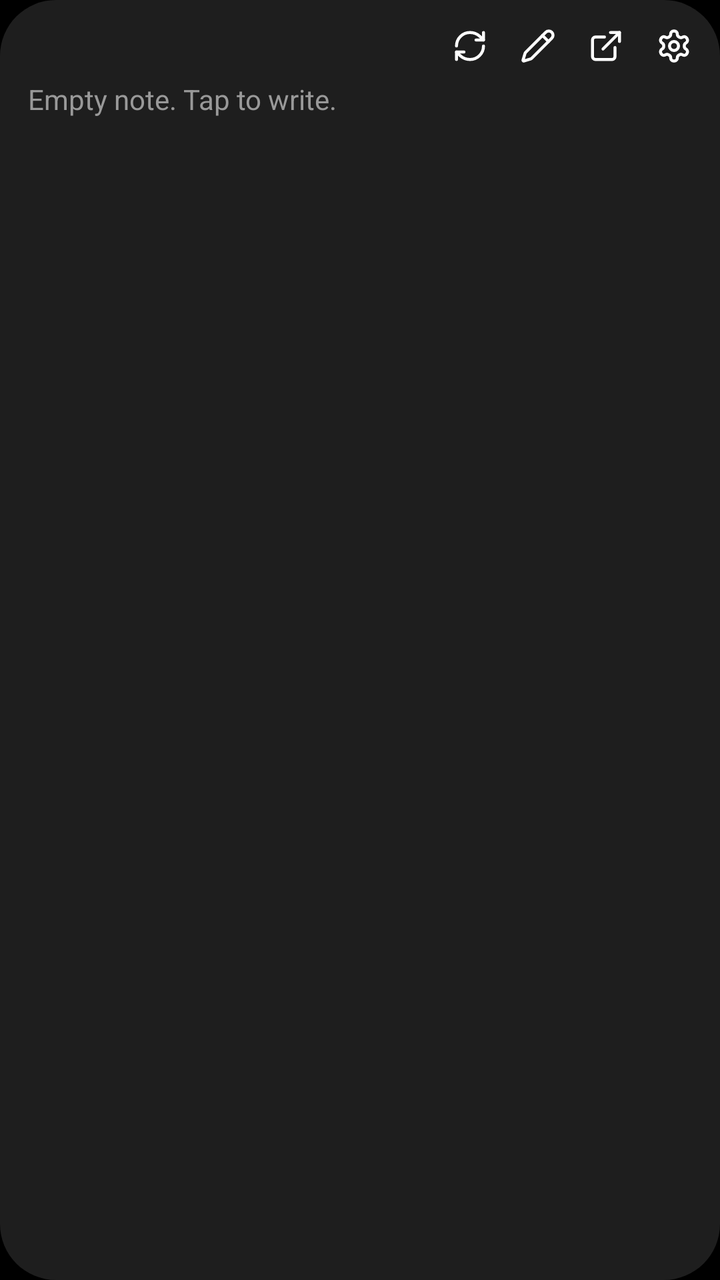
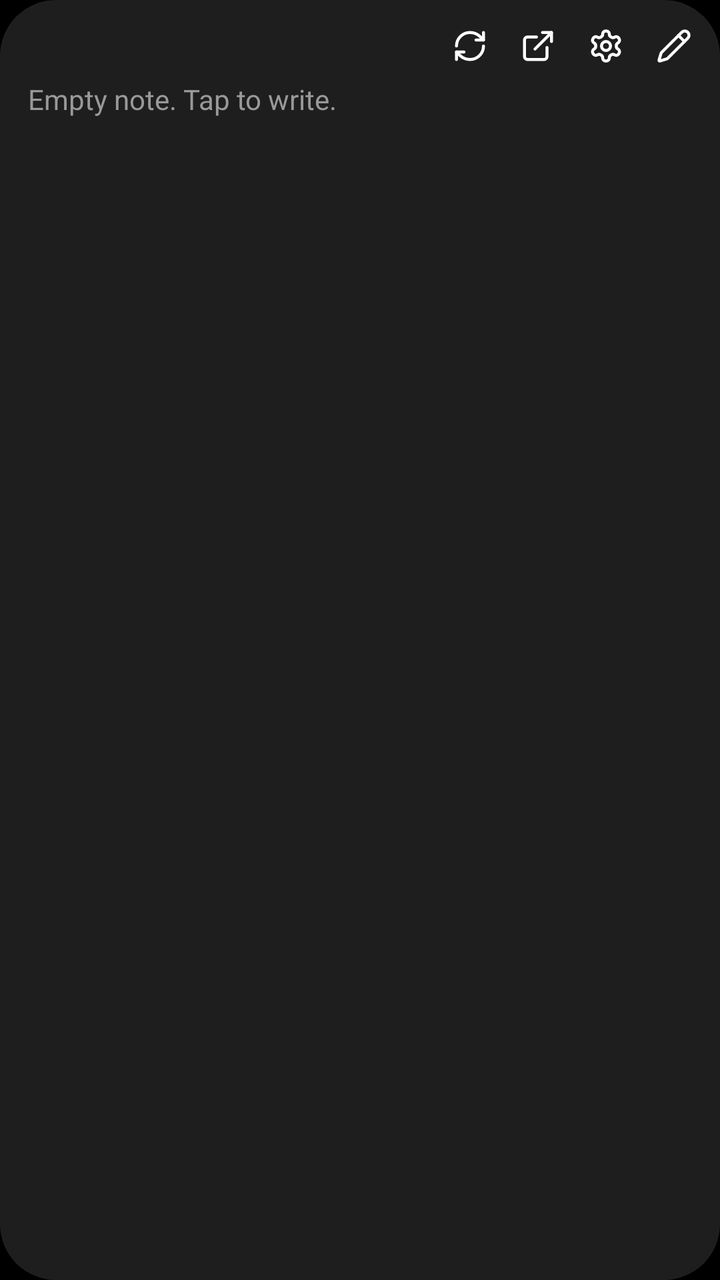

Screens rendered from an Android XML layout before and after an edit, with the pre-edit source and the edit as a unified diff.
<!-- AndroidManifest.xml: application theme Theme.ObsidianWidget -->
<!-- res/layout/widget_note.xml -->
<?xml version="1.0" encoding="utf-8"?>
<FrameLayout xmlns:android="http://schemas.android.com/apk/res/android"
    android:id="@android:id/background"
    android:layout_width="match_parent"
    android:layout_height="match_parent">

    <ImageView
        android:id="@+id/bg"
        android:layout_width="match_parent"
        android:layout_height="match_parent"
        android:scaleType="fitXY"
        android:src="@drawable/widget_bg"
        android:tint="#FF1E1E1E"
        android:importantForAccessibility="no" />

    <LinearLayout
        android:layout_width="match_parent"
        android:layout_height="match_parent"
        android:orientation="vertical"
        android:paddingStart="14dp"
        android:paddingEnd="6dp"
        android:paddingTop="6dp"
        android:paddingBottom="10dp">

        <LinearLayout
            android:layout_width="match_parent"
            android:layout_height="wrap_content"
            android:gravity="center_vertical"
            android:orientation="horizontal">

            
            <ImageView
                android:id="@+id/title"
                android:layout_width="0dp"
                android:layout_height="34dp"
                android:layout_weight="1"
                android:scaleType="fitStart"
                android:paddingVertical="8dp" />

            <ImageView
                android:id="@+id/btn_refresh"
                android:layout_width="34dp"
                android:layout_height="34dp"
                android:padding="8dp"
                android:src="@drawable/ic_refresh"
                android:contentDescription="@string/refresh" />
            <ImageView
                android:id="@+id/btn_edit"
                android:layout_width="34dp"
                android:layout_height="34dp"
                android:padding="8dp"
                android:src="@drawable/ic_edit"
                android:contentDescription="@string/edit" />

            <ImageView
                android:id="@+id/btn_open"
                android:layout_width="34dp"
                android:layout_height="34dp"
                android:padding="8dp"
                android:src="@drawable/ic_open"
                android:contentDescription="@string/open_in_obsidian" />

            <ImageView
                android:id="@+id/btn_settings"
                android:layout_width="34dp"
                android:layout_height="34dp"
                android:padding="8dp"
                android:src="@drawable/ic_settings"
                android:contentDescription="@string/settings" />
        </LinearLayout>

        <FrameLayout
            android:layout_width="match_parent"
            android:layout_height="0dp"
            android:layout_weight="1"
            android:paddingEnd="8dp">

            <ListView
                android:id="@+id/list"
                android:layout_width="match_parent"
                android:layout_height="match_parent"
                android:divider="@null"
                android:dividerHeight="0dp"
                android:listSelector="@android:color/transparent"
                android:scrollbars="none" />

            <TextView
                android:id="@+id/empty"
                android:layout_width="match_parent"
                android:layout_height="match_parent"
                android:gravity="top|start"
                android:text="@string/empty_note"
                android:textColor="#FF999999"
                android:textSize="14sp" />
        </FrameLayout>
    </LinearLayout>
</FrameLayout>
<!-- resources referenced by this layout -->
<resources>
  <!-- drawable ic_edit (drawable) -->
  <?xml version="1.0" encoding="utf-8"?>
  <vector xmlns:android="http://schemas.android.com/apk/res/android"
      android:width="24dp" android:height="24dp" android:viewportWidth="24" android:viewportHeight="24">
      <path
          android:pathData="M21.174 6.812a1 1 0 0 0-3.986-3.987L3.842 16.174a2 2 0 0 0-.5.83l-1.321 4.352a.5.5 0 0 0 .623.622l4.353-1.32a2 2 0 0 0 .83-.497z"
          android:strokeColor="#FFFFFFFF"
          android:strokeWidth="2"
          android:strokeLineCap="round"
          android:strokeLineJoin="round" />
      <path
          android:pathData="m15 5 4 4"
          android:strokeColor="#FFFFFFFF"
          android:strokeWidth="2"
          android:strokeLineCap="round"
          android:strokeLineJoin="round" />
  </vector>
  <!-- drawable ic_open (drawable) -->
  <?xml version="1.0" encoding="utf-8"?>
  <vector xmlns:android="http://schemas.android.com/apk/res/android"
      android:width="24dp" android:height="24dp" android:viewportWidth="24" android:viewportHeight="24">
      <path
          android:pathData="M15 3h6v6"
          android:strokeColor="#FFFFFFFF"
          android:strokeWidth="2"
          android:strokeLineCap="round"
          android:strokeLineJoin="round" />
      <path
          android:pathData="M10 14 21 3"
          android:strokeColor="#FFFFFFFF"
          android:strokeWidth="2"
          android:strokeLineCap="round"
          android:strokeLineJoin="round" />
      <path
          android:pathData="M18 13v6a2 2 0 0 1-2 2H5a2 2 0 0 1-2-2V8a2 2 0 0 1 2-2h6"
          android:strokeColor="#FFFFFFFF"
          android:strokeWidth="2"
          android:strokeLineCap="round"
          android:strokeLineJoin="round" />
  </vector>
  <!-- drawable ic_refresh (drawable) -->
  <?xml version="1.0" encoding="utf-8"?>
  <vector xmlns:android="http://schemas.android.com/apk/res/android"
      android:width="24dp" android:height="24dp" android:viewportWidth="24" android:viewportHeight="24">
      <path
          android:pathData="M3 12a9 9 0 0 1 9-9 9.75 9.75 0 0 1 6.74 2.74L21 8"
          android:strokeColor="#FFFFFFFF"
          android:strokeWidth="2"
          android:strokeLineCap="round"
          android:strokeLineJoin="round" />
      <path
          android:pathData="M21 3v5h-5"
          android:strokeColor="#FFFFFFFF"
          android:strokeWidth="2"
          android:strokeLineCap="round"
          android:strokeLineJoin="round" />
      <path
          android:pathData="M21 12a9 9 0 0 1-9 9 9.75 9.75 0 0 1-6.74-2.74L3 16"
          android:strokeColor="#FFFFFFFF"
          android:strokeWidth="2"
          android:strokeLineCap="round"
          android:strokeLineJoin="round" />
      <path
          android:pathData="M8 16H3v5"
          android:strokeColor="#FFFFFFFF"
          android:strokeWidth="2"
          android:strokeLineCap="round"
          android:strokeLineJoin="round" />
  </vector>
  <!-- drawable widget_bg (drawable) -->
  <?xml version="1.0" encoding="utf-8"?>
  <shape xmlns:android="http://schemas.android.com/apk/res/android" android:shape="rectangle">
      <solid android:color="#FFFFFFFF" />
      <corners android:radius="@dimen/widget_radius" />
  </shape>
  <string name="edit">Edit note</string>
  <string name="empty_note">Empty note. Tap to write.</string>
  <string name="open_in_obsidian">Open in Obsidian</string>
  <string name="refresh">Refresh</string>
  <string name="settings">Widget settings</string>
  <style name="Theme.ObsidianWidget" parent="android:Theme.Material.NoActionBar">
          <item name="android:windowBackground">@android:color/black</item>
      </style>
  <dimen name="widget_radius">20dp</dimen>
  <!-- unchanged entries left out for length: 1 -->
</resources>

<!-- the commit's change to res/layout/widget_note.xml (unified diff, before → after) -->
@@ -44,13 +44,6 @@
                 android:padding="8dp"
                 android:src="@drawable/ic_refresh"
                 android:contentDescription="@string/refresh" />
-            <ImageView
-                android:id="@+id/btn_edit"
-                android:layout_width="34dp"
-                android:layout_height="34dp"
-                android:padding="8dp"
-                android:src="@drawable/ic_edit"
-                android:contentDescription="@string/edit" />
 
             <ImageView
                 android:id="@+id/btn_open"
@@ -67,6 +60,14 @@
                 android:padding="8dp"
                 android:src="@drawable/ic_settings"
                 android:contentDescription="@string/settings" />
+
+            <ImageView
+                android:id="@+id/btn_edit"
+                android:layout_width="34dp"
+                android:layout_height="34dp"
+                android:padding="8dp"
+                android:src="@drawable/ic_edit"
+                android:contentDescription="@string/edit" />
         </LinearLayout>
 
         <FrameLayout
